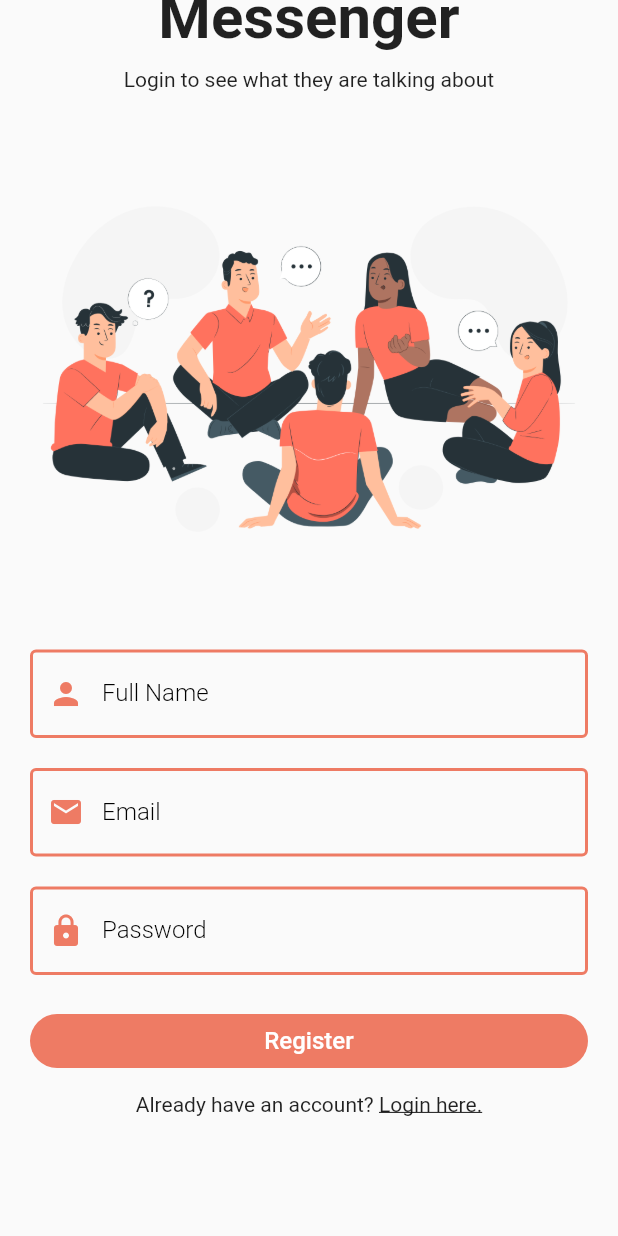
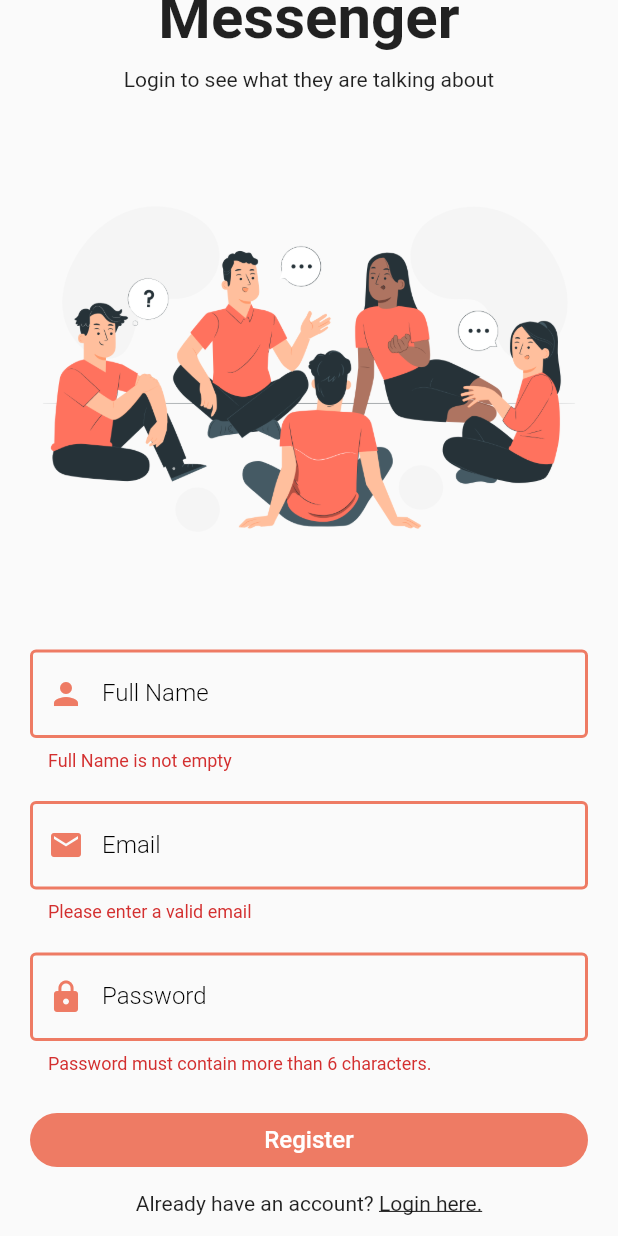
Before and after one commit to ilutsav/ChatApp, a Flutter app: the RegisterPage screen opened directly, scrolled down 92 dp, after a tap on "Register", on a phone screen of 412 x 824 dp. Run offline on Flutter 3.47's test engine with Material 2 defaults, Android fonts, the phone set to English and light mode, and no system bars; our stand-ins replace cloud_firestore, firebase_auth, firebase_core, shared_preferences; accounts and stored records are empty.

Commit message:
registration and login auth

```diff
--- a/lib/auth/register_page.dart
+++ b/lib/auth/register_page.dart
@@ -1,4 +1,7 @@
 import 'package:chatapp_firebase/auth/login_page.dart';
+import 'package:chatapp_firebase/helper/helper_function.dart';
+import 'package:chatapp_firebase/pages/home_page.dart';
+import 'package:chatapp_firebase/service/auth_service.dart';
 import 'package:chatapp_firebase/widgets/widgets.dart';
 import 'package:flutter/gestures.dart';
 import 'package:flutter/material.dart';
@@ -14,14 +17,22 @@ class _RegisterPageState extends State<RegisterPage> {
   final formKey = GlobalKey<FormState>();
   String email = "";
   String password = "";
-  String fullname = "";
+  String fullName = "";
+  bool _isLoading = false;
+  AuthService authService = AuthService();
 
   @override
   Widget build(BuildContext context) {
     return Scaffold(
-      body: SingleChildScrollView(
+      body: _isLoading
+          ? Center(
+              child: CircularProgressIndicator(
+                  color: Theme.of(context).primaryColor),
+            )
+          : SingleChildScrollView(
               child: Padding(
-          padding: const EdgeInsets.symmetric(horizontal: 20, vertical: 80),
+                padding:
+                    const EdgeInsets.symmetric(horizontal: 20, vertical: 80),
                 child: Form(
                   key: formKey,
                   child: Column(
@@ -30,7 +41,8 @@ class _RegisterPageState extends State<RegisterPage> {
                     children: <Widget>[
                       const Text(
                         "Messenger",
-                  style: TextStyle(fontSize: 40, fontWeight: FontWeight.bold),
+                        style: TextStyle(
+                            fontSize: 40, fontWeight: FontWeight.bold),
                       ),
                       const SizedBox(
                         height: 10,
@@ -47,7 +59,7 @@ class _RegisterPageState extends State<RegisterPage> {
                         ),
                         onChanged: (value) {
                           setState(() {
-                      fullname = value;
+                            fullName = value;
                             //               print(email);
                           });
                         },
@@ -131,7 +143,8 @@ class _RegisterPageState extends State<RegisterPage> {
                           children: <TextSpan>[
                             TextSpan(
                               text: "Login here.",
-                        style: TextStyle(decoration: TextDecoration.underline),
+                              style: TextStyle(
+                                  decoration: TextDecoration.underline),
                               recognizer: TapGestureRecognizer()
                                 ..onTap = () {
                                   nextScreen(context, const LoginPage());
@@ -146,5 +159,28 @@ class _RegisterPageState extends State<RegisterPage> {
     );
   }
 
-  register() {}
+  register() async {
+    if (formKey.currentState!.validate()) {
+      setState(() {
+        _isLoading = true;
+      });
+      await authService
+          .registerUserWithEmailandPassword(fullName, email, password)
+          .then((value) async {
+        if (value == true) {
+          // saving the shared prefrences state
+
+          await HelperFunctions.saveUserLoggedInStatus(true);
+          await HelperFunctions.saveUserEmailSF(email);
+          await HelperFunctions.saveUserNameSF(fullName);
+          nextScreenReplace(context, const HomePage());
+        } else {
+          showSnackbar(context, Colors.red, value);
+          setState(() {
+            _isLoading = false;
+          });
         }
+      });
+    }
+  }
+}
--- a/lib/main.dart
+++ b/lib/main.dart
@@ -42,7 +42,9 @@ class _MyAppState extends State<MyApp> {
   getUserLoggedInStatus() async {
     await HelperFunctions.getUserLoggedInStatus().then((value) {
       if (value != null) {
-        _isSignedIn = value;
+        setState(() {
+          _isSignedIn = value;
+        });
       }
     });
   }
--- /dev/null
+++ b/lib/service/database_service.dart
@@ -0,0 +1,31 @@
+import 'package:cloud_firestore/cloud_firestore.dart';
+
+class DatabaseService {
+  final String? uid;
+  DatabaseService({this.uid});
+
+  //reference for our collections
+  final CollectionReference userCollection =
+      FirebaseFirestore.instance.collection("users");
+
+  final CollectionReference groupCollection =
+      FirebaseFirestore.instance.collection("groups");
+
+  // saving the user data
+  Future savingUserData(String fullName, String email) async {
+    return await userCollection.doc(uid).set({
+      "fullName": fullName,
+      "email": email,
+      "groups": [],
+      "profilePic": "",
+      "uid": uid,
+    });
+  }
+
+// getting user data
+  Future gettingUserData(String email) async {
+    QuerySnapshot snapshot =
+        await userCollection.where("email", isEqualTo: email).get();
+    return snapshot;
+  }
+}
```
Also changed, not shown: lib/auth/login_page.dart (+40 -6 lines), lib/helper/helper_function.dart (+15 -0 lines), lib/service/auth_service.dart (added, +55 -0 lines), lib/widgets/widgets.dart (+16 -0 lines). Lines whose indentation alone changed are shown as unchanged.
